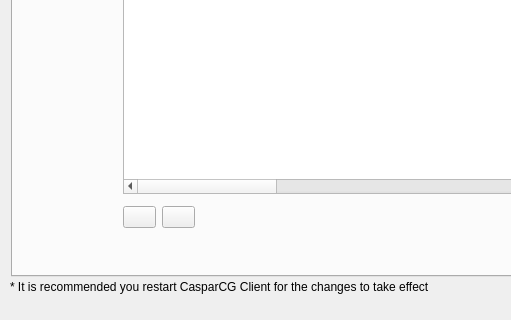
This is src/Widgets/SettingsDialog.ui in CasparCG/client as Qt 5 draws it before an edit; both pictures show x 0 to 511 and y 586 to 906 of the 700 by 906 pixel window. The edited form follows.
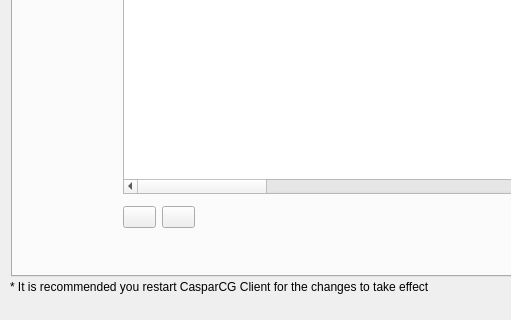
This is the edited form. The open tabs and pages were chosen to show the change.

Commit message: Added missing deploy dependencies. Added support for lock channel for device.

What changed in the file:
```diff
--- a/src/Widgets/SettingsDialog.ui
+++ b/src/Widgets/SettingsDialog.ui
@@ -1020,6 +1020,11 @@
        <string>Preview Channel</string>
       </property>
      </column>
+     <column>
+      <property name="text">
+       <string>Locked Channel</string>
+      </property>
+     </column>
     </widget>
     <widget class="QToolButton" name="toolButtonRemoveDevice">
      <property name="geometry">
```
The commit also changes 13 other files.
